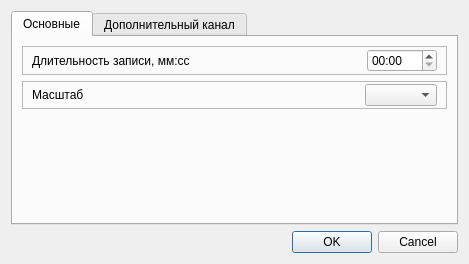
The window that metodics/trenagers/take_put/trentakeputparamsdialog.ui (grigp/a-analyser) describes before a commit, drawn with Qt 5.
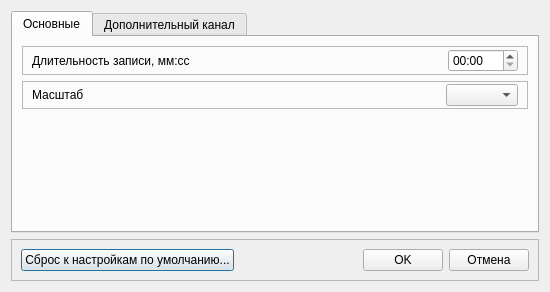
The same window after the commit. Icons and pictures are not drawn.

Commit message: Сброс параметров методик по умолчанию. Закончено

What changed in the file:
```diff
--- a/metodics/trenagers/take_put/trentakeputparamsdialog.ui
+++ b/metodics/trenagers/take_put/trentakeputparamsdialog.ui
@@ -6,8 +6,8 @@
    <rect>
     <x>0</x>
     <y>0</y>
-    <width>469</width>
-    <height>264</height>
+    <width>550</width>
+    <height>292</height>
    </rect>
   </property>
   <property name="windowTitle">
@@ -332,13 +332,49 @@
     </widget>
    </item>
    <item>
-    <widget class="QDialogButtonBox" name="buttonBox">
-     <property name="orientation">
-      <enum>Qt::Horizontal</enum>
+    <widget class="QFrame" name="frame_3">
+     <property name="frameShape">
+      <enum>QFrame::StyledPanel</enum>
      </property>
-     <property name="standardButtons">
-      <set>QDialogButtonBox::Cancel|QDialogButtonBox::Ok</set>
+     <property name="frameShadow">
+      <enum>QFrame::Raised</enum>
      </property>
+     <layout class="QHBoxLayout" name="horizontalLayout_10">
+      <item>
+       <widget class="QPushButton" name="btnDefault">
+        <property name="text">
+         <string>Сброс к настройкам по умолчанию...</string>
+        </property>
+       </widget>
+      </item>
+      <item>
+       <spacer name="horizontalSpacer_3">
+        <property name="orientation">
+         <enum>Qt::Horizontal</enum>
+        </property>
+        <property name="sizeHint" stdset="0">
+         <size>
+          <width>40</width>
+          <height>20</height>
+         </size>
+        </property>
+       </spacer>
+      </item>
+      <item>
+       <widget class="QPushButton" name="btnOK">
+        <property name="text">
+         <string>OK</string>
+        </property>
+       </widget>
+      </item>
+      <item>
+       <widget class="QPushButton" name="btnCancel">
+        <property name="text">
+         <string>Отмена</string>
+        </property>
+       </widget>
+      </item>
+     </layout>
     </widget>
    </item>
   </layout>
```
Left out of the diff: 83 changed lines with no effect on the pictures. The commit also changes 41 other files.
